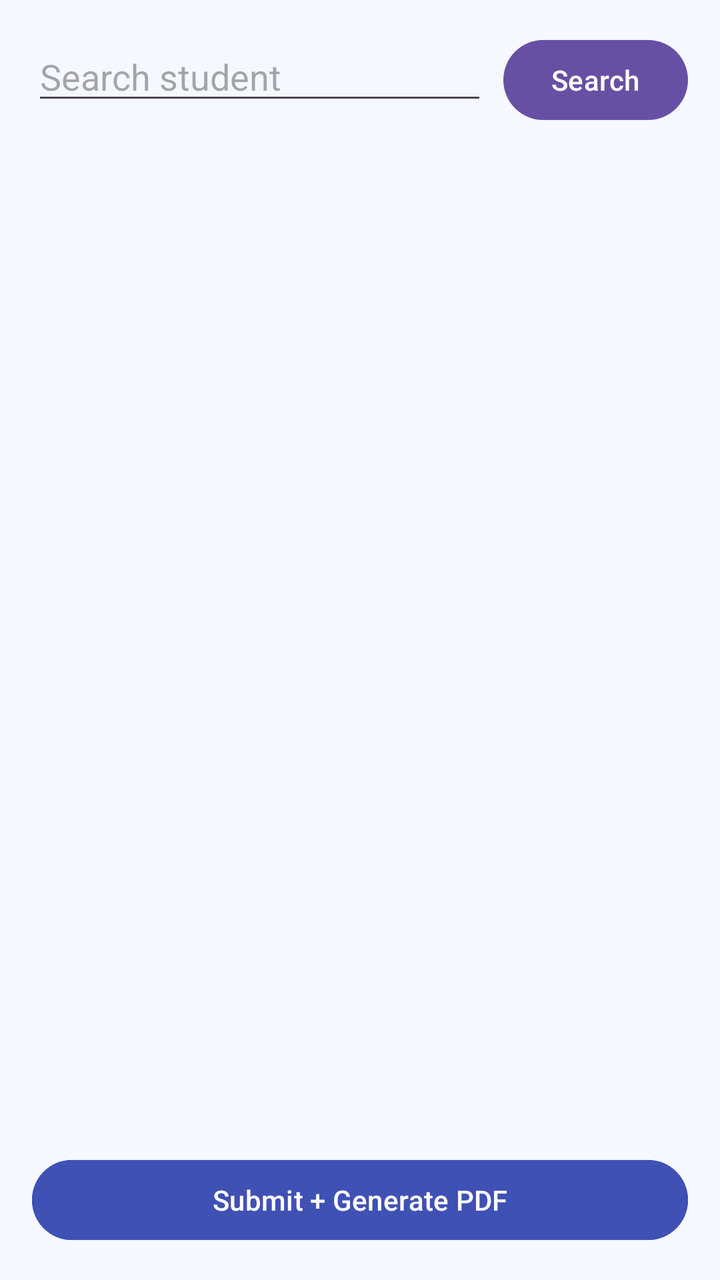
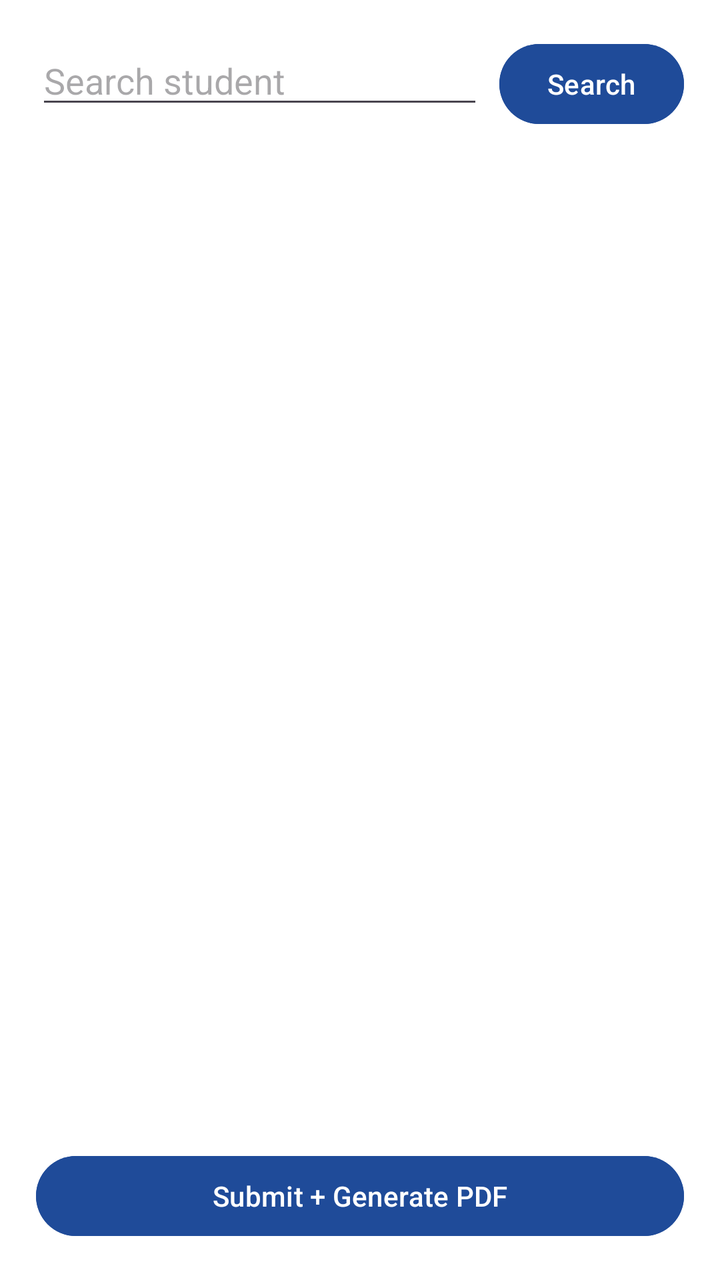

The first picture is an Android layout as it rendered before a commit; the second is the same layout after the commit. The layout source and the unified diff follow.
<!-- AndroidManifest.xml: application theme Theme.SSJB -->
<!-- res/layout/activity_session_attendance.xml -->
<?xml version="1.0" encoding="utf-8"?>
<LinearLayout xmlns:android="http://schemas.android.com/apk/res/android"
    android:layout_width="match_parent"
    android:layout_height="match_parent"
    android:background="@color/surface_bg"
    android:orientation="vertical"
    android:padding="16dp">

    <LinearLayout
        android:layout_width="match_parent"
        android:layout_height="wrap_content"
        android:orientation="horizontal">

        <EditText
            android:id="@+id/searchStudentInput"
            android:layout_width="0dp"
            android:layout_height="wrap_content"
            android:layout_weight="1"
            android:hint="@string/search_student" />

        <Button
            android:id="@+id/searchButton"
            android:layout_width="wrap_content"
            android:layout_height="wrap_content"
            android:layout_marginStart="8dp"
            android:text="@string/search" />
    </LinearLayout>

    <androidx.recyclerview.widget.RecyclerView
        android:id="@+id/attendanceRecycler"
        android:layout_width="match_parent"
        android:layout_height="0dp"
        android:layout_weight="1"
        android:layout_marginTop="10dp" />

    <Button
        android:id="@+id/submitAttendanceButton"
        android:layout_width="match_parent"
        android:layout_height="wrap_content"
        android:layout_marginTop="8dp"
        android:backgroundTint="@color/brand_primary"
        android:text="@string/submit_and_generate_pdf"
        android:textAllCaps="false" />
</LinearLayout>
<!-- resources referenced by this layout -->
<resources>
  <color name="brand_primary">#FF3F51B5</color>
  <color name="surface_bg">#FFF5F8FF</color>
  <string name="search">Search</string>
  <string name="search_student">Search student</string>
  <string name="submit_and_generate_pdf">Submit + Generate PDF</string>
  <style name="Theme.SSJB" parent="Base.Theme.SSJB" />
  <style name="Base.Theme.SSJB" parent="Theme.Material3.DayNight.NoActionBar">
          
          
      </style>
</resources>

<!-- the commit's change to res/layout/activity_session_attendance.xml (unified diff, before → after) -->
@@ -2,9 +2,9 @@
 <LinearLayout xmlns:android="http://schemas.android.com/apk/res/android"
     android:layout_width="match_parent"
     android:layout_height="match_parent"
-    android:background="@color/surface_bg"
+    android:background="?attr/colorSurface"
     android:orientation="vertical"
-    android:padding="16dp">
+    android:padding="18dp">
 
     <LinearLayout
         android:layout_width="match_parent"
@@ -23,6 +23,7 @@
             android:layout_width="wrap_content"
             android:layout_height="wrap_content"
             android:layout_marginStart="8dp"
+            android:backgroundTint="?attr/colorPrimary"
             android:text="@string/search" />
     </LinearLayout>
 
@@ -38,7 +39,7 @@
         android:layout_width="match_parent"
         android:layout_height="wrap_content"
         android:layout_marginTop="8dp"
-        android:backgroundTint="@color/brand_primary"
+        android:backgroundTint="?attr/colorPrimary"
         android:text="@string/submit_and_generate_pdf"
         android:textAllCaps="false" />
 </LinearLayout>
<!-- resource entries referenced after the edit -->
@@ -1,14 +1,37 @@
 <!-- resources referenced by this layout -->
 <resources>
-  <color name="brand_primary">#FF3F51B5</color>
-  <color name="surface_bg">#FFF5F8FF</color>
   <string name="search">Search</string>
   <string name="search_student">Search student</string>
   <string name="submit_and_generate_pdf">Submit + Generate PDF</string>
   <style name="Theme.SSJB" parent="Base.Theme.SSJB" />
   <style name="Base.Theme.SSJB" parent="Theme.Material3.DayNight.NoActionBar">
-          
-          
+          <item name="colorPrimary">@color/ssjb_primary</item>
+          <item name="colorOnPrimary">@color/ssjb_on_primary</item>
+          <item name="colorSecondary">@color/ssjb_secondary</item>
+          <item name="colorTertiary">@color/ssjb_tertiary</item>
+          <item name="colorOnBackground">@color/ssjb_on_background</item>
+          <item name="colorSurface">@color/ssjb_surface</item>
+          <item name="colorOnSurface">@color/ssjb_on_surface</item>
+          <item name="colorSurfaceVariant">@color/ssjb_surface_variant</item>
+          <item name="colorOnSurfaceVariant">@color/ssjb_on_surface_variant</item>
+          <item name="colorOutline">@color/ssjb_outline</item>
+          <item name="colorError">@color/ssjb_error</item>
+          <item name="android:statusBarColor">@color/ssjb_background</item>
+          <item name="android:navigationBarColor">@color/ssjb_background</item>
+          <item name="android:windowBackground">@color/ssjb_background</item>
+          <item name="android:forceDarkAllowed">true</item>
       </style>
+  <color name="ssjb_primary">#1F4B99</color>
+  <color name="ssjb_on_primary">#FFFFFF</color>
+  <color name="ssjb_secondary">#0F766E</color>
+  <color name="ssjb_tertiary">#A15E2E</color>
+  <color name="ssjb_on_background">#1E2430</color>
+  <color name="ssjb_surface">#FFFFFF</color>
+  <color name="ssjb_on_surface">#1E2430</color>
+  <color name="ssjb_surface_variant">#E7EEF8</color>
+  <color name="ssjb_on_surface_variant">#5E667A</color>
+  <color name="ssjb_outline">#CCD6E2</color>
+  <color name="ssjb_error">#C62828</color>
+  <color name="ssjb_background">#F4F7FB</color>
 </resources>
 
